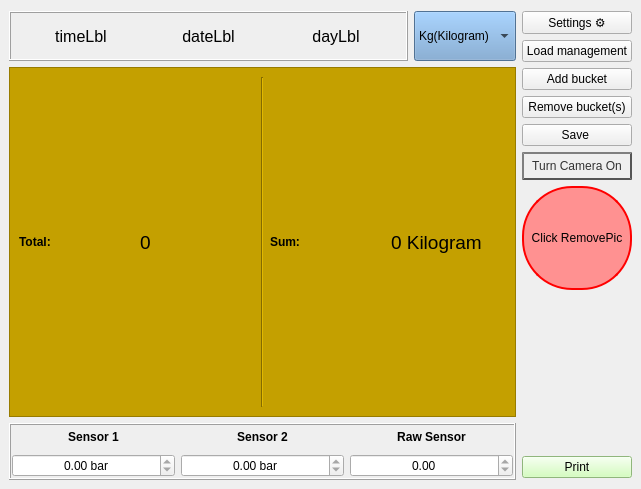
First picture: the form in BHMI.ui, repository SC-One/BHMI, before the edit.
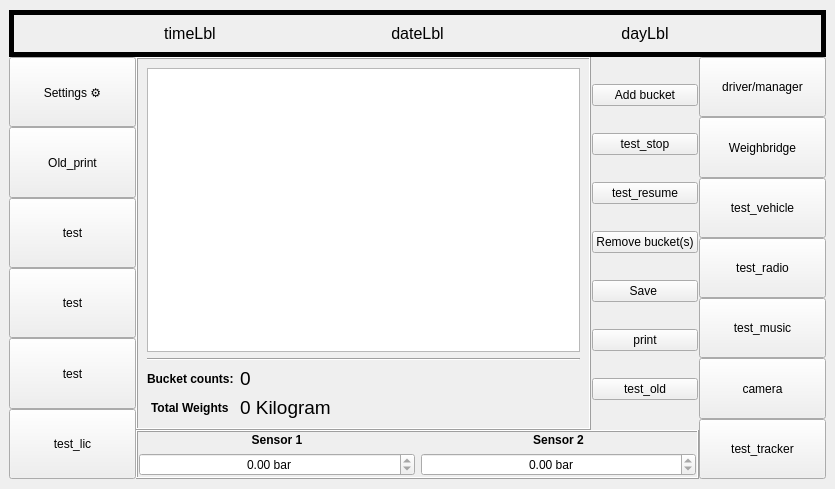
Second picture: the form after the edit. Icons and pictures are not drawn.

Commit message: need just print

The edit to the form file:
```diff
--- a/BHMI.ui
+++ b/BHMI.ui
@@ -6,7 +6,7 @@
    <rect>
     <x>0</x>
     <y>0</y>
-    <width>641</width>
+    <width>835</width>
     <height>489</height>
    </rect>
   </property>
@@ -21,25 +21,15 @@
    </property>
    <layout class="QVBoxLayout" name="verticalLayout">
     <item>
-     <layout class="QHBoxLayout" name="horizontalLayout" stretch="10,1">
-      <property name="topMargin">
-       <number>2</number>
-      </property>
-      <item>
-       <layout class="QVBoxLayout" name="bucketParentLayout" stretch="0,0,1">
-        <property name="leftMargin">
+     <layout class="QVBoxLayout" name="verticalLayout_2">
+      <property name="spacing">
          <number>0</number>
         </property>
         <property name="topMargin">
-         <number>0</number>
-        </property>
-        <item>
-         <layout class="QHBoxLayout" name="horizontalLayout_3" stretch="10,1">
-          <property name="rightMargin">
-           <number>0</number>
+       <number>1</number>
           </property>
           <property name="bottomMargin">
-           <number>0</number>
+       <number>1</number>
           </property>
           <item>
            <widget class="QFrame" name="frame_3">
@@ -49,6 +39,11 @@
               <height>50</height>
              </size>
             </property>
+        <property name="styleSheet">
+         <string notr="true">QFrame#frame_3{
+	border:5px solid rgb(0, 0, 0);
+}</string>
+        </property>
             <property name="frameShape">
              <enum>QFrame::Box</enum>
             </property>
@@ -56,6 +51,25 @@
              <enum>QFrame::Raised</enum>
             </property>
             <layout class="QHBoxLayout" name="horizontalLayout_6">
+         <item>
+          <widget class="QLabel" name="logo2_2">
+           <property name="maximumSize">
+            <size>
+             <width>50</width>
+             <height>50</height>
+            </size>
+           </property>
+           <property name="text">
+            <string/>
+           </property>
+           <property name="pixmap">
+            <pixmap resource="specRes.qrc">:/logo.png</pixmap>
+           </property>
+           <property name="scaledContents">
+            <bool>true</bool>
+           </property>
+          </widget>
+         </item>
              <item>
               <widget class="QLabel" name="timeLbl">
                <property name="font">
@@ -107,66 +121,259 @@
                </property>
               </widget>
              </item>
-            </layout>
-           </widget>
-          </item>
           <item>
-           <widget class="QComboBox" name="weightUnitCmb">
-            <property name="sizePolicy">
-             <sizepolicy hsizetype="Preferred" vsizetype="MinimumExpanding">
-              <horstretch>0</horstretch>
-              <verstretch>0</verstretch>
-             </sizepolicy>
-            </property>
+          <widget class="QLabel" name="logo2">
             <property name="maximumSize">
              <size>
-              <width>16777215</width>
+             <width>50</width>
               <height>50</height>
              </size>
             </property>
+           <property name="text">
+            <string/>
+           </property>
+           <property name="pixmap">
+            <pixmap resource="specRes.qrc">:/logo.png</pixmap>
+           </property>
+           <property name="scaledContents">
+            <bool>true</bool>
+           </property>
+          </widget>
+         </item>
+        </layout>
+       </widget>
+      </item>
+      <item>
+       <layout class="QHBoxLayout" name="horizontalLayout_7">
+        <property name="topMargin">
+         <number>0</number>
+        </property>
+        <item>
+         <widget class="QFrame" name="frame_5">
+          <property name="minimumSize">
+           <size>
+            <width>127</width>
+            <height>0</height>
+           </size>
+          </property>
+          <property name="maximumSize">
+           <size>
+            <width>127</width>
+            <height>16777215</height>
+           </size>
+          </property>
+          <property name="frameShape">
+           <enum>QFrame::Box</enum>
+          </property>
+          <property name="frameShadow">
+           <enum>QFrame::Raised</enum>
+          </property>
+          <property name="lineWidth">
+           <number>0</number>
+          </property>
+          <layout class="QVBoxLayout" name="verticalLayout_9">
+           <property name="spacing">
+            <number>0</number>
+           </property>
+           <property name="leftMargin">
+            <number>0</number>
+           </property>
+           <property name="topMargin">
+            <number>0</number>
+           </property>
+           <property name="rightMargin">
+            <number>0</number>
+           </property>
+           <property name="bottomMargin">
+            <number>0</number>
+           </property>
+           <item>
+            <widget class="QPushButton" name="settingsBtn">
+             <property name="sizePolicy">
+              <sizepolicy hsizetype="Minimum" vsizetype="MinimumExpanding">
+               <horstretch>0</horstretch>
+               <verstretch>0</verstretch>
+              </sizepolicy>
+             </property>
+             <property name="text">
+              <string>Settings ⚙</string>
+             </property>
+             <property name="daghun" stdset="0">
+              <bool>true</bool>
+             </property>
+             <property name="Selected" stdset="0">
+              <bool>false</bool>
+             </property>
+            </widget>
+           </item>
+           <item>
+            <widget class="QPushButton" name="printBtn">
+             <property name="sizePolicy">
+              <sizepolicy hsizetype="Minimum" vsizetype="MinimumExpanding">
+               <horstretch>0</horstretch>
+               <verstretch>0</verstretch>
+              </sizepolicy>
+             </property>
             <property name="styleSheet">
-             <string notr="true">background-color: rgb(114, 159, 207);</string>
-            </property>
-            <property name="currentIndex">
-             <number>1</number>
-            </property>
+              <string notr="true"/>
+             </property>
+             <property name="text">
+              <string>Old_print</string>
+             </property>
+             <property name="checkable">
+              <bool>true</bool>
+             </property>
+             <property name="checked">
+              <bool>false</bool>
+             </property>
+             <property name="daghun" stdset="0">
+              <bool>true</bool>
+             </property>
+             <property name="Selected" stdset="0">
+              <bool>false</bool>
+             </property>
+            </widget>
+           </item>
             <item>
+            <widget class="QPushButton" name="test_right_btn_12">
+             <property name="sizePolicy">
+              <sizepolicy hsizetype="Minimum" vsizetype="MinimumExpanding">
+               <horstretch>0</horstretch>
+               <verstretch>0</verstretch>
+              </sizepolicy>
+             </property>
              <property name="text">
-              <string>G(Gram)</string>
+              <string>test</string>
              </property>
+             <property name="daghun" stdset="0">
+              <bool>true</bool>
+             </property>
+             <property name="Selected" stdset="0">
+              <bool>false</bool>
+             </property>
+            </widget>
             </item>
             <item>
+            <widget class="QPushButton" name="test_right_btn_13">
+             <property name="sizePolicy">
+              <sizepolicy hsizetype="Minimum" vsizetype="MinimumExpanding">
+               <horstretch>0</horstretch>
+               <verstretch>0</verstretch>
+              </sizepolicy>
+             </property>
              <property name="text">
-              <string>Kg(Kilogram)</string>
+              <string>test</string>
              </property>
+             <property name="daghun" stdset="0">
+              <bool>true</bool>
+             </property>
+             <property name="Selected" stdset="0">
+              <bool>false</bool>
+             </property>
+            </widget>
             </item>
             <item>
+            <widget class="QPushButton" name="test_right_btn_14">
+             <property name="sizePolicy">
+              <sizepolicy hsizetype="Minimum" vsizetype="MinimumExpanding">
+               <horstretch>0</horstretch>
+               <verstretch>0</verstretch>
+              </sizepolicy>
+             </property>
              <property name="text">
-              <string>T(Tonne)</string>
+              <string>test</string>
              </property>
-            </item>
+             <property name="daghun" stdset="0">
+              <bool>true</bool>
+             </property>
+             <property name="Selected" stdset="0">
+              <bool>false</bool>
+             </property>
+            </widget>
+           </item>
+           <item>
+            <widget class="QPushButton" name="test_lic">
+             <property name="sizePolicy">
+              <sizepolicy hsizetype="Minimum" vsizetype="MinimumExpanding">
+               <horstretch>0</horstretch>
+               <verstretch>0</verstretch>
+              </sizepolicy>
+             </property>
+             <property name="styleSheet">
+              <string notr="true"/>
+             </property>
+             <property name="text">
+              <string>test_lic</string>
+             </property>
+             <property name="daghun" stdset="0">
+              <bool>true</bool>
+             </property>
+             <property name="Selected" stdset="0">
+              <bool>false</bool>
+             </property>
            </widget>
           </item>
          </layout>
+         </widget>
         </item>
         <item>
-         <layout class="QHBoxLayout" name="reportLayout">
+         <layout class="QVBoxLayout" name="bucketsItemsGroup">
+          <property name="rightMargin">
+           <number>0</number>
+          </property>
+          <item>
+           <layout class="QHBoxLayout" name="horizontalLayout">
           <property name="topMargin">
            <number>0</number>
           </property>
+            <property name="rightMargin">
+             <number>0</number>
+            </property>
           <item>
-           <widget class="QFrame" name="totalSumFrame">
+             <widget class="QFrame" name="frame_6">
+              <property name="maximumSize">
+               <size>
+                <width>16777215</width>
+                <height>16777215</height>
+               </size>
+              </property>
             <property name="styleSheet">
-             <string notr="true">background-color: rgb(196, 160, 0);</string>
+               <string notr="true">QFrame#frame_3{
+	border:5px solid rgb(0, 0, 0);
+}</string>
             </property>
             <property name="frameShape">
-             <enum>QFrame::StyledPanel</enum>
+               <enum>QFrame::Box</enum>
             </property>
             <property name="frameShadow">
              <enum>QFrame::Raised</enum>
             </property>
-            <layout class="QHBoxLayout" name="horizontalLayout_4">
+              <layout class="QVBoxLayout" name="verticalLayout_6">
              <item>
+                <widget class="QListView" name="listView"/>
+               </item>
+               <item>
+                <widget class="QFrame" name="frame">
+                 <property name="frameShape">
+                  <enum>QFrame::HLine</enum>
+                 </property>
+                 <property name="frameShadow">
+                  <enum>QFrame::Sunken</enum>
+                 </property>
+                </widget>
+               </item>
+               <item>
+                <layout class="QFormLayout" name="formLayout">
+                 <property name="labelAlignment">
+                  <set>Qt::AlignCenter</set>
+                 </property>
+                 <property name="formAlignment">
+                  <set>Qt::AlignCenter</set>
+                 </property>
+                 <property name="bottomMargin">
+                  <number>0</number>
+                 </property>
+                 <item row="0" column="0">
               <widget class="QLabel" name="label_4">
                <property name="font">
                 <font>
@@ -175,11 +382,11 @@
                 </font>
                </property>
                <property name="text">
-                <string>Total:</string>
+                    <string>Bucket counts:</string>
                </property>
               </widget>
              </item>
-             <item>
+                 <item row="0" column="1">
               <widget class="QLabel" name="totalBucketsCount">
                <property name="font">
                 <font>
@@ -191,14 +398,7 @@
                </property>
               </widget>
              </item>
-             <item>
-              <widget class="Line" name="line_2">
-               <property name="orientation">
-                <enum>Qt::Vertical</enum>
-               </property>
-              </widget>
-             </item>
-             <item>
+                 <item row="1" column="0">
               <widget class="QLabel" name="label_6">
                <property name="font">
                 <font>
@@ -207,11 +407,11 @@
                 </font>
                </property>
                <property name="text">
-                <string>Sum:</string>
+                    <string>Total Weights</string>
                </property>
               </widget>
              </item>
-             <item>
+                 <item row="1" column="1">
               <widget class="QLabel" name="sumBucketsWeight">
                <property name="font">
                 <font>
@@ -224,21 +424,95 @@
               </widget>
              </item>
             </layout>
-           </widget>
-          </item>
-         </layout>
+               </item>
+              </layout>
+             </widget>
         </item>
         <item>
-         <layout class="QHBoxLayout" name="horizontalLayout_2">
+             <layout class="QVBoxLayout" name="verticalLayout_10">
           <property name="leftMargin">
-           <number>0</number>
-          </property>
-          <property name="topMargin">
-           <number>0</number>
+               <number>1</number>
           </property>
           <property name="rightMargin">
-           <number>0</number>
-          </property>
+               <number>1</number>
+              </property>
+              <item>
+               <widget class="QPushButton" name="addBtn">
+                <property name="text">
+                 <string>Add bucket</string>
+                </property>
+                <property name="checkable">
+                 <bool>true</bool>
+                </property>
+                <property name="BucketsBtn" stdset="0">
+                 <bool>true</bool>
+                </property>
+               </widget>
+              </item>
+              <item>
+               <widget class="QPushButton" name="pushButton_2">
+                <property name="text">
+                 <string>test_stop</string>
+                </property>
+                <property name="BucketsBtn" stdset="0">
+                 <bool>true</bool>
+                </property>
+               </widget>
+              </item>
+              <item>
+               <widget class="QPushButton" name="pushButton_4">
+                <property name="text">
+                 <string>test_resume</string>
+                </property>
+                <property name="BucketsBtn" stdset="0">
+                 <bool>true</bool>
+                </property>
+               </widget>
+              </item>
+              <item>
+               <widget class="QPushButton" name="rmvBtn">
+                <property name="text">
+                 <string>Remove bucket(s)</string>
+                </property>
+                <property name="BucketsBtn" stdset="0">
+                 <bool>true</bool>
+                </property>
+               </widget>
+              </item>
+              <item>
+               <widget class="QPushButton" name="saveBtn">
+                <property name="text">
+                 <string>Save </string>
+                </property>
+                <property name="BucketsBtn" stdset="0">
+                 <bool>true</bool>
+                </property>
+               </widget>
+              </item>
+              <item>
+               <widget class="QPushButton" name="realPrintBuckets">
+                <property name="text">
+                 <string>print</string>
+                </property>
+                <property name="BucketsBtn" stdset="0">
+                 <bool>true</bool>
+                </property>
+               </widget>
+              </item>
+              <item>
+               <widget class="QPushButton" name="pushButton">
+                <property name="text">
+                 <string>test_old</string>
+                </property>
+                <property name="BucketsBtn" stdset="0">
+                 <bool>true</bool>
+                </property>
+               </widget>
+              </item>
+             </layout>
+            </item>
+           </layout>
+          </item>
           <item>
            <widget class="QFrame" name="frame_2">
             <property name="sizePolicy">
@@ -371,212 +645,202 @@
                </item>
               </layout>
              </item>
-             <item>
-              <layout class="QVBoxLayout" name="verticalLayout_6">
-               <item>
-                <widget class="QLabel" name="label_5">
-                 <property name="maximumSize">
-                  <size>
-                   <width>16777215</width>
-                   <height>70</height>
-                  </size>
-                 </property>
-                 <property name="font">
-                  <font>
-                   <weight>75</weight>
-                   <bold>true</bold>
-                  </font>
-                 </property>
-                 <property name="toolTip">
-                  <string>Left</string>
-                 </property>
-                 <property name="text">
-                  <string>Raw Sensor</string>
-                 </property>
-                 <property name="alignment">
-                  <set>Qt::AlignCenter</set>
-                 </property>
-                </widget>
-               </item>
-               <item>
-                <widget class="QDoubleSpinBox" name="rawSensor">
-                 <property name="alignment">
-                  <set>Qt::AlignCenter</set>
-                 </property>
-                 <property name="readOnly">
-                  <bool>true</bool>
-                 </property>
-                 <property name="suffix">
-                  <string/>
-                 </property>
-                 <property name="minimum">
-                  <double>-999999.000000000000000</double>
-                 </property>
-                 <property name="maximum">
-                  <double>99999999.000000000000000</double>
-                 </property>
-                </widget>
-               </item>
-              </layout>
-             </item>
-            </layout>
+            </layout>
            </widget>
           </item>
          </layout>
         </item>
-       </layout>
-      </item>
       <item>
-       <layout class="QVBoxLayout" name="verticalLayout_3" stretch="0,1,0,0,0,0,0,0,0,0">
+         <layout class="QVBoxLayout" name="verticalLayout_3">
         <property name="topMargin">
          <number>0</number>
         </property>
         <property name="bottomMargin">
          <number>2</number>
         </property>
-        <item>
-         <widget class="QPushButton" name="settingsBtn">
-          <property name="text">
-           <string>Settings ⚙</string>
-          </property>
-         </widget>
+         </layout>
         </item>
+        <item>
+         <widget class="QFrame" name="frame_4">
+          <property name="minimumSize">
+           <size>
+            <width>127</width>
+            <height>0</height>
+           </size>
+          </property>
+          <property name="maximumSize">
+           <size>
+            <width>127</width>
+            <height>16777215</height>
+           </size>
+          </property>
+          <property name="frameShape">
+           <enum>QFrame::Box</enum>
+          </property>
+          <property name="frameShadow">
+           <enum>QFrame::Raised</enum>
+          </property>
+          <property name="lineWidth">
+           <number>0</number>
+          </property>
+          <layout class="QVBoxLayout" name="verticalLayout_7">
+           <property name="spacing">
+            <number>0</number>
+           </property>
+           <property name="leftMargin">
+            <number>0</number>
+           </property>
+           <property name="topMargin">
+            <number>0</number>
+           </property>
+           <property name="rightMargin">
+            <number>0</number>
+           </property>
+           <property name="bottomMargin">
+            <number>0</number>
+           </property>
         <item>
          <widget class="QPushButton" name="loadManagementBtn">
+             <property name="sizePolicy">
+              <sizepolicy hsizetype="Minimum" vsizetype="MinimumExpanding">
+               <horstretch>0</horstretch>
+               <verstretch>0</verstretch>
+              </sizepolicy>
+             </property>
           <property name="text">
-           <string>Load management</string>
-          </property>
+              <string>driver/manager</string>
+             </property>
+             <property name="daghun" stdset="0">
+              <bool>true</bool>
+             </property>
+             <property name="Selected" stdset="0">
+              <bool>false</bool>
+             </property>
          </widget>
         </item>
         <item>
-         <widget class="QPushButton" name="addBtn">
+            <widget class="QPushButton" name="Weighbridge">
+             <property name="sizePolicy">
+              <sizepolicy hsizetype="Minimum" vsizetype="MinimumExpanding">
+               <horstretch>0</horstretch>
+               <verstretch>0</verstretch>
+              </sizepolicy>
+             </property>
           <property name="text">
-           <string>Add bucket</string>
-          </property>
+              <string>Weighbridge</string>
+             </property>
+             <property name="daghun" stdset="0">
+              <bool>true</bool>
+             </property>
+             <property name="Selected" stdset="0">
+              <bool>false</bool>
+             </property>
          </widget>
         </item>
         <item>
-         <widget class="QPushButton" name="rmvBtn">
+            <widget class="QPushButton" name="test_right_btn_3">
+             <property name="sizePolicy">
+              <sizepolicy hsizetype="Minimum" vsizetype="MinimumExpanding">
+               <horstretch>0</horstretch>
+               <verstretch>0</verstretch>
+              </sizepolicy>
+             </property>
           <property name="text">
-           <string>Remove bucket(s)</string>
-          </property>
+              <string>test_vehicle</string>
+             </property>
+             <property name="daghun" stdset="0">
+              <bool>true</bool>
+             </property>
+             <property name="Selected" stdset="0">
+              <bool>false</bool>
+             </property>
          </widget>
         </item>
         <item>
-         <widget class="QPushButton" name="saveBtn">
+            <widget class="QPushButton" name="test_right_btn_7">
+             <property name="sizePolicy">
+              <sizepolicy hsizetype="Minimum" vsizetype="MinimumExpanding">
+               <horstretch>0</horstretch>
+               <verstretch>0</verstretch>
+              </sizepolicy>
+             </property>
           <property name="text">
-           <string>Save </string>
+              <string>test_radio</string>
+             </property>
+             <property name="daghun" stdset="0">
+              <bool>true</bool>
+             </property>
+             <property name="Selected" stdset="0">
+              <bool>false</bool>
+             </property>
+            </widget>
+           </item>
+           <item>
+            <widget class="QPushButton" name="test_right_btn_6">
+             <property name="sizePolicy">
+              <sizepolicy hsizetype="Minimum" vsizetype="MinimumExpanding">
+               <horstretch>0</horstretch>
+               <verstretch>0</verstretch>
+              </sizepolicy>
+             </property>
+             <property name="text">
+              <string>test_music</string>
+             </property>
+             <property name="daghun" stdset="0">
+              <bool>true</bool>
+             </property>
+             <property name="Selected" stdset="0">
+              <bool>false</bool>
           </property>
          </widget>
         </item>
         <item>
          <widget class="QPushButton" name="cameraTurner">
-          <property name="styleSheet">
-           <string notr="true">QPushButton {
-color: #333;
-border: 2px solid #555;
-border-radius: 20px;
-border-style: outset;
-background: qradialgradient(
-cx: 0.3, cy: -0.4, fx: 0.3, fy: -0.4,
-radius: 1.35, stop: 0 #fff, stop: 1 #888
-);
-padding: 5px;
-}
-
-QPushButton:hover {
-background: qradialgradient(
-cx: 0.3, cy: -0.4, fx: 0.3, fy: -0.4,
-radius: 1.35, stop: 0 #fff, stop: 1 #bbb
-);
-}</string>
+             <property name="sizePolicy">
+              <sizepolicy hsizetype="Minimum" vsizetype="MinimumExpanding">
+               <horstretch>0</horstretch>
+               <verstretch>0</verstretch>
+              </sizepolicy>
           </property>
           <property name="text">
-           <string>Turn Camera On</string>
+              <string>camera</string>
           </property>
           <property name="checkable">
-           <bool>false</bool>
+              <bool>true</bool>
           </property>
           <property name="checked">
            <bool>false</bool>
           </property>
-         </widget>
-        </item>
-        <item>
-         <widget class="QPushButton" name="devBtn">
-          <property name="styleSheet">
-           <string notr="true">QPushButton {  
-	background-color: rgb(255, 145, 145);
-	border:2px solid red;
- 	border-radius:50px; 
- 	min-width:100px;
- 	min-height:100px;
-}
-
-QPushButton:hover {
-	background: qradialgradient(
-		cx: 0.3, cy: -0.4, fx: 0.3, fy: -0.4,
-		radius: 1.35, stop: 0 #fff, stop: 1 #bbb
-	);
-}</string>
-          </property>
-          <property name="text">
-           <string>Click RemovePic</string>
+             <property name="daghun" stdset="0">
+              <bool>true</bool>
+             </property>
+             <property name="selected" stdset="0">
+              <bool>false</bool>
           </property>
          </widget>
         </item>
         <item>
-         <widget class="Line" name="line_3">
-          <property name="font">
-           <font>
-            <kerning>true</kerning>
-           </font>
-          </property>
-          <property name="layoutDirection">
-           <enum>Qt::LeftToRight</enum>
-          </property>
-          <property name="styleSheet">
-           <string notr="true">background-color: transparent;</string>
-          </property>
-          <property name="frameShadow">
-           <enum>QFrame::Sunken</enum>
-          </property>
-          <property name="orientation">
-           <enum>Qt::Vertical</enum>
-          </property>
-         </widget>
-        </item>
-        <item>
-         <widget class="Line" name="line">
-          <property name="font">
-           <font>
-            <kerning>true</kerning>
-           </font>
-          </property>
-          <property name="layoutDirection">
-           <enum>Qt::LeftToRight</enum>
-          </property>
-          <property name="styleSheet">
-           <string notr="true">background-color: transparent;</string>
-          </property>
-          <property name="frameShadow">
-           <enum>QFrame::Sunken</enum>
-          </property>
-          <property name="orientation">
-           <enum>Qt::Vertical</enum>
-          </property>
+            <widget class="QPushButton" name="test_right_btn_4">
+             <property name="sizePolicy">
+              <sizepolicy hsizetype="Minimum" vsizetype="MinimumExpanding">
+               <horstretch>0</horstretch>
+               <verstretch>0</verstretch>
+              </sizepolicy>
+             </property>
+             <property name="text">
+              <string>test_tracker</string>
+             </property>
+             <property name="daghun" stdset="0">
+              <bool>true</bool>
+             </property>
+             <property name="Selected" stdset="0">
+              <bool>false</bool>
+             </property>
+            </widget>
+           </item>
+          </layout>
          </widget>
         </item>
-        <item>
-         <widget class="QPushButton" name="printBtn">
-          <property name="styleSheet">
-           <string notr="true">background-color: rgb(201, 255, 173);</string>
-          </property>
-          <property name="text">
-           <string>Print</string>
-          </property>
-         </widget>
-        </item>
        </layout>
       </item>
      </layout>
```
Left out of the diff: 24 changed lines with no effect on the pictures. Lines whose indentation alone changed are shown as unchanged. The commit also changes 5 other files.
